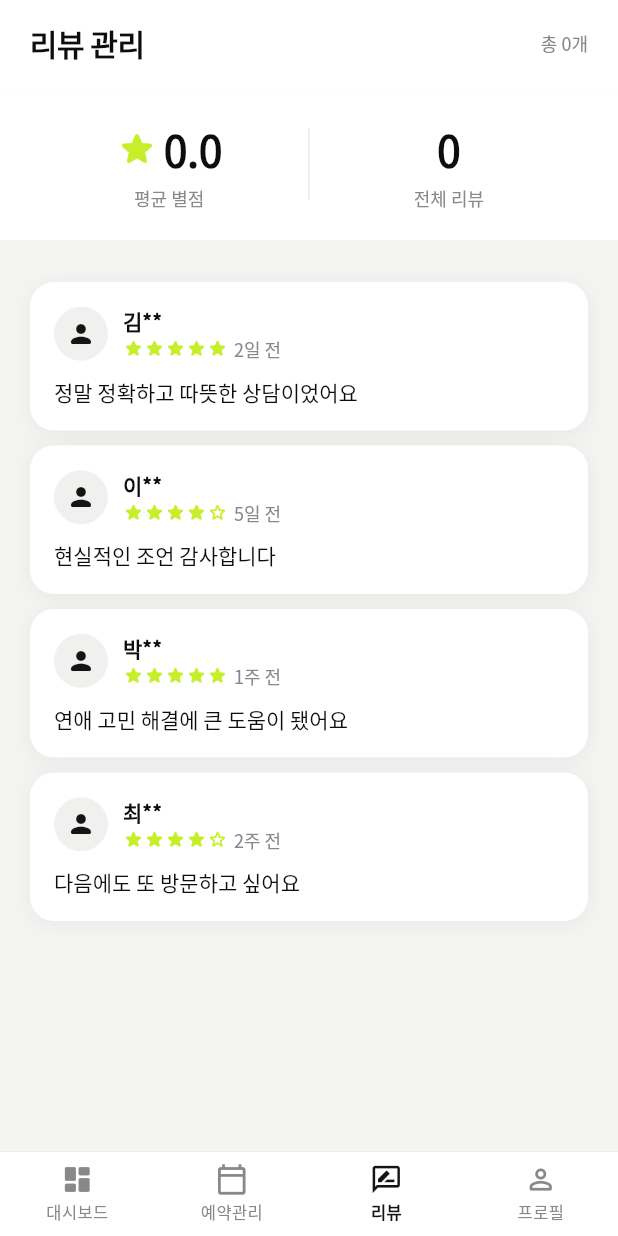
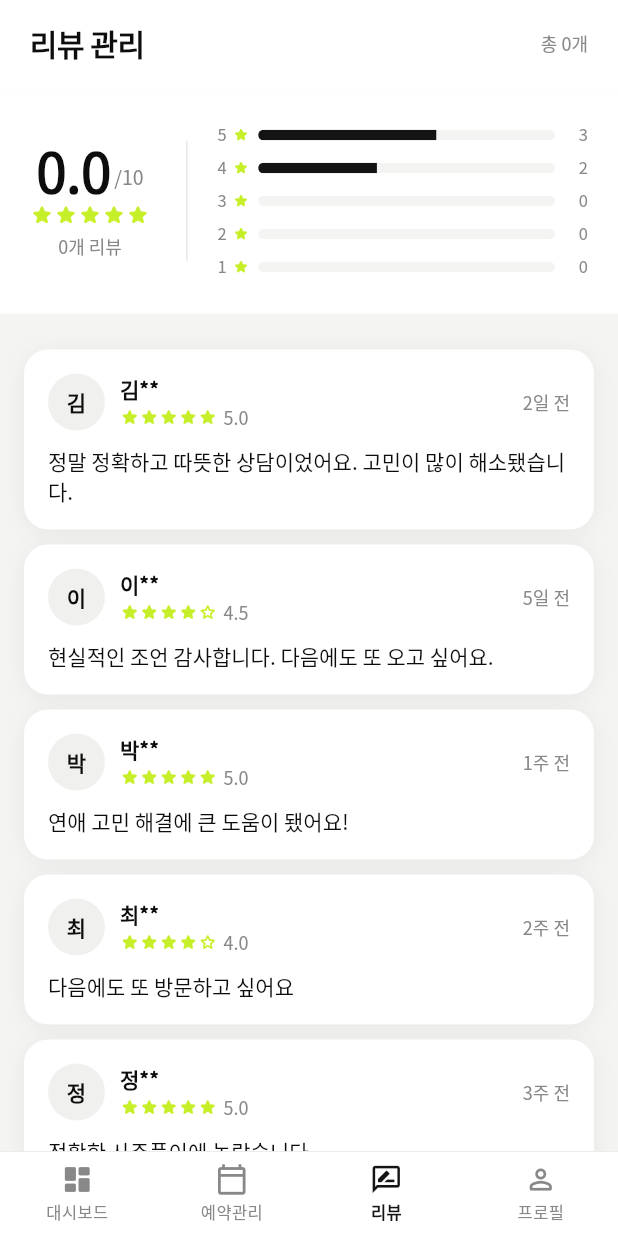
Before and after one commit to Kimchaeyoung-bit/bosal_mvp, a Flutter app: the BosalReviewsScreen screen opened by its route, on a phone screen of 412 x 824 dp. Run offline on Flutter 3.47's test engine with Material 3 defaults, Android fonts, the phone set to English and light mode, and no system bars; our stand-ins replace flutter_map, flutter_riverpod, go_router, google_fonts, latlong2.

Commit message:
feat: 리뷰 탭 별점 분포 바 및 UI 개선
- 평균 평점 + 별점 분포 LinearProgressIndicator 추가
- 리뷰어 이니셜 아바타 (아이콘 → 텍스트)
- 리뷰 내용 줄바꿈 처리

Co-Authored-By: Claude Sonnet 4.6 <noreply@anthropic.com>

```diff
--- a/lib/features/bosal_dashboard/bosal_reviews_screen.dart
+++ b/lib/features/bosal_dashboard/bosal_reviews_screen.dart
@@ -20,16 +20,22 @@ class BosalReviewsScreen extends ConsumerWidget {
         : null;
 
     final mockReviews = [
-      _ReviewData('김**', 5.0, '정말 정확하고 따뜻한 상담이었어요', '2일 전'),
-      _ReviewData('이**', 4.5, '현실적인 조언 감사합니다', '5일 전'),
-      _ReviewData('박**', 5.0, '연애 고민 해결에 큰 도움이 됐어요', '1주 전'),
+      _ReviewData('김**', 5.0, '정말 정확하고 따뜻한 상담이었어요. 고민이 많이 해소됐습니다.', '2일 전'),
+      _ReviewData('이**', 4.5, '현실적인 조언 감사합니다. 다음에도 또 오고 싶어요.', '5일 전'),
+      _ReviewData('박**', 5.0, '연애 고민 해결에 큰 도움이 됐어요!', '1주 전'),
       _ReviewData('최**', 4.0, '다음에도 또 방문하고 싶어요', '2주 전'),
+      _ReviewData('정**', 5.0, '정확한 사주풀이에 놀랐습니다', '3주 전'),
     ];
+
+    // 별점 분포 (5점: 3개, 4.5점: 1개, 4점: 1개)
+    final distribution = {5: 3, 4: 2, 3: 0, 2: 0, 1: 0};
+    final total = distribution.values.fold(0, (a, b) => a + b);
 
     return Scaffold(
       backgroundColor: AppColors.bg,
       body: Column(
         children: [
+          // 헤더
           Container(
             padding: EdgeInsets.fromLTRB(20, topPadding + 14, 20, 16),
             color: AppColors.surface,
@@ -44,45 +50,89 @@ class BosalReviewsScreen extends ConsumerWidget {
             ),
           ),
 
-          // Stats
+          // 평점 통계
           Container(
             padding: const EdgeInsets.all(20),
             color: AppColors.surface,
             child: Row(
+              crossAxisAlignment: CrossAxisAlignment.center,
               children: [
-                Expanded(
-                  child: Column(
+                // 평균 평점 크게
+                Column(
                   children: [
                     Row(
-                        mainAxisAlignment: MainAxisAlignment.center,
+                      crossAxisAlignment: CrossAxisAlignment.end,
                       children: [
-                          const Icon(Icons.star_rounded,
-                              color: AppColors.accent, size: 28),
-                          const SizedBox(width: 4),
                         Text(
                           '${myBosal?.rating ?? 0}',
                           style: AppTextStyles.priceDiscount
-                                .copyWith(fontSize: 28),
+                              .copyWith(fontSize: 36, height: 1),
+                        ),
+                        const SizedBox(width: 2),
+                        Padding(
+                          padding: const EdgeInsets.only(bottom: 4),
+                          child: Text('/10',
+                              style: AppTextStyles.small.copyWith(fontSize: 13)),
                         ),
                       ],
                     ),
                     const SizedBox(height: 4),
-                      Text('평균 별점', style: AppTextStyles.small),
+                    Row(
+                      children: List.generate(
+                        5,
+                        (i) => Icon(Icons.star_rounded,
+                            size: 16, color: AppColors.accent),
+                      ),
+                    ),
+                    const SizedBox(height: 4),
+                    Text('${myBosal?.reviewCount ?? 0}개 리뷰',
+                        style: AppTextStyles.small),
                   ],
                 ),
-                ),
-                Container(width: 1, height: 48, color: AppColors.border),
+                const SizedBox(width: 24),
+                Container(width: 1, height: 80, color: AppColors.border),
+                const SizedBox(width: 20),
+                // 별점 분포 바
                 Expanded(
                   child: Column(
+                    children: [5, 4, 3, 2, 1].map((star) {
+                      final count = distribution[star] ?? 0;
+                      final ratio = total > 0 ? count / total : 0.0;
+                      return Padding(
+                        padding: const EdgeInsets.symmetric(vertical: 3),
+                        child: Row(
                           children: [
-                      Text(
-                        '${myBosal?.reviewCount ?? 0}',
-                        style:
-                            AppTextStyles.priceDiscount.copyWith(fontSize: 28),
+                            Text('$star', style: AppTextStyles.small.copyWith(fontSize: 11)),
+                            const SizedBox(width: 4),
+                            Icon(Icons.star_rounded,
+                                size: 11, color: AppColors.accent),
+                            const SizedBox(width: 6),
+                            Expanded(
+                              child: ClipRRect(
+                                borderRadius: BorderRadius.circular(4),
+                                child: LinearProgressIndicator(
+                                  value: ratio,
+                                  minHeight: 7,
+                                  backgroundColor: AppColors.bg,
+                                  valueColor: AlwaysStoppedAnimation<Color>(
+                                    ratio > 0 ? AppColors.primary : AppColors.border,
                                   ),
-                      const SizedBox(height: 4),
-                      Text('전체 리뷰', style: AppTextStyles.small),
+                                ),
+                              ),
+                            ),
+                            const SizedBox(width: 6),
+                            SizedBox(
+                              width: 16,
+                              child: Text(
+                                '$count',
+                                style: AppTextStyles.small.copyWith(fontSize: 11),
+                                textAlign: TextAlign.right,
+                              ),
+                            ),
                           ],
+                        ),
+                      );
+                    }).toList(),
                   ),
                 ),
               ],
@@ -91,10 +141,10 @@ class BosalReviewsScreen extends ConsumerWidget {
 
           const SizedBox(height: 8),
 
-          // Review list
+          // 리뷰 목록
           Expanded(
             child: ListView.separated(
-              padding: const EdgeInsets.all(20),
+              padding: const EdgeInsets.all(16),
               itemCount: mockReviews.length,
               separatorBuilder: (_, __) => const SizedBox(height: 10),
               itemBuilder: (context, index) {
@@ -112,22 +162,25 @@ class BosalReviewsScreen extends ConsumerWidget {
                       Row(
                         children: [
                           Container(
-                            width: 36,
-                            height: 36,
+                            width: 38,
+                            height: 38,
                             decoration: const BoxDecoration(
                               color: AppColors.primarySoft,
                               shape: BoxShape.circle,
                             ),
-                            child: const Icon(Icons.person_rounded,
-                                color: AppColors.primary, size: 20),
+                            child: Center(
+                              child: Text(
+                                review.name[0],
+                                style: AppTextStyles.bodyBold.copyWith(fontSize: 14),
+                              ),
+                            ),
                           ),
                           const SizedBox(width: 10),
                           Expanded(
                             child: Column(
                               crossAxisAlignment: CrossAxisAlignment.start,
                               children: [
-                                Text(review.name,
-                                    style: AppTextStyles.bodyBold),
+                                Text(review.name, style: AppTextStyles.bodyBold),
                                 Row(
                                   children: [
                                     ...List.generate(
@@ -136,18 +189,19 @@ class BosalReviewsScreen extends ConsumerWidget {
                                         i < review.rating.floor()
                                             ? Icons.star_rounded
                                             : Icons.star_border_rounded,
-                                        size: 14,
+                                        size: 13,
                                         color: AppColors.accent,
                                       ),
                                     ),
                                     const SizedBox(width: 4),
-                                    Text(review.date,
+                                    Text(review.rating.toString(),
                                         style: AppTextStyles.small),
                                   ],
                                 ),
                               ],
                             ),
                           ),
+                          Text(review.date, style: AppTextStyles.small),
                         ],
                       ),
                       const SizedBox(height: 10),
```
Lines whose indentation alone changed are shown as unchanged.
